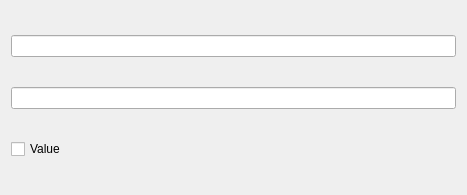
Old version of the form clients/script_scanner_gui/Views/BooleanEditor.ui in the repository HaeffnerLab/Haeffner-Lab-LabRAD-Tools.
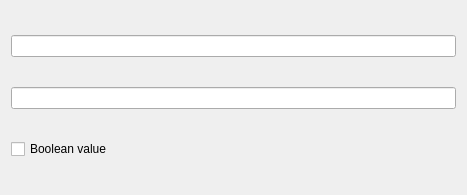
New version of the form.

```diff
--- a/clients/script_scanner_gui/Views/BooleanEditor.ui
+++ b/clients/script_scanner_gui/Views/BooleanEditor.ui
@@ -37,7 +37,7 @@
    <item row="3" column="0">
     <widget class="QCheckBox" name="uiValue">
      <property name="text">
-      <string>Value</string>
+      <string>Boolean value</string>
      </property>
     </widget>
    </item>
```
